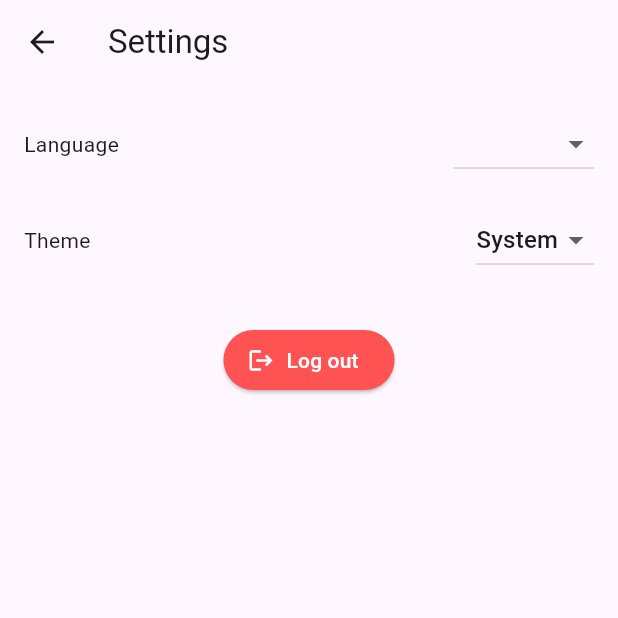
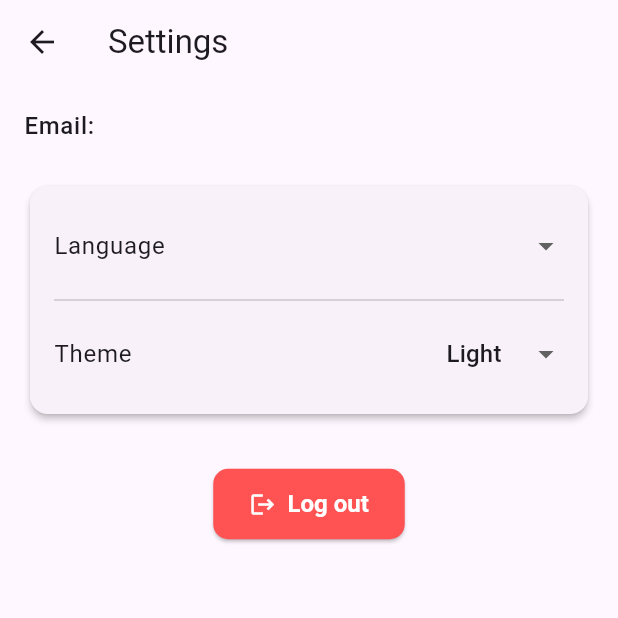
Before and after one commit to Omiromir/Puzzle-2048, a Flutter app: the SettingsPage screen opened by its route, on a phone screen of 412 x 824 dp, the top half of it. Run offline on Flutter 3.47's test engine with Material 3 defaults, Android fonts, the phone set to English and light mode, and no system bars; our stand-ins replace cloud_firestore, firebase_auth, firebase_core, shared_preferences; accounts and stored records are empty; generated files the repository leaves out were written again.

Commit message:
try to add guest mode

```diff
--- a/lib/l10n/app_en.arb
+++ b/lib/l10n/app_en.arb
@@ -14,5 +14,7 @@
   "settings": "Settings",
   "howToPlay": "How to Play",
   "aboutText": "Swipe to move tiles.\nCombine same numbers.\nReach 2048 to win!\nGood luck!",
-  "credits": "Developed by Moiseychenko Nikita and Abishev Beibarys.\nMentor: Abzal Kyzyrkanov"
+  "credits": "Developed by Moiseychenko Nikita and Abishev Beibarys.\nMentor: Abzal Kyzyrkanov",
+  "guestModeMessage": "You are in Guest Mode. Some features are disabled."
+
 }
--- a/lib/l10n/app_kk.arb
+++ b/lib/l10n/app_kk.arb
@@ -16,5 +16,7 @@
   "settings": "Баптаулар",
   "howToPlay": "Қалай ойнау",
   "aboutText": "Плиткаларды жылжыту үшін сырғытыңыз.\nБірдей сандарды біріктіріңіз.\n2048 жетіңіз — жеңіске жетіңіз!\nСәттілік!",
-  "credits": "Жобаны жасағандар: Моисейченко Никита және Абишев Бейбарс.\nЖетекші: Абзал Кызырканов"
+  "credits": "Жобаны жасағандар: Моисейченко Никита және Абишев Бейбарс.\nЖетекші: Абзал Кызырканов",
+  "guestModeMessage": "Сіз қонақ режиміндесіз. Кейбір мүмкіндіктер өшірілген."
+
 }
--- a/lib/l10n/app_ru.arb
+++ b/lib/l10n/app_ru.arb
@@ -15,5 +15,7 @@
   "settings": "Настройки",
   "howToPlay": "Как играть",
   "aboutText": "Проведите, чтобы переместить плитки.\nОбъединяйте одинаковые.\nДостигните 2048, чтобы победить!\nУдачи!",
-  "credits": "Разработали: Моисейченко Никита и Абишев Бейбарс.\nНаставник: Абзал Кызырканов"
+  "credits": "Разработали: Моисейченко Никита и Абишев Бейбарс.\nНаставник: Абзал Кызырканов",
+  "guestModeMessage": "Вы находитесь в гостевом режиме. Некоторые функции отключены."
+
 }
--- a/lib/settings_page.dart
+++ b/lib/settings_page.dart
@@ -2,6 +2,7 @@ import 'package:firebase_auth/firebase_auth.dart';
 import 'package:cloud_firestore/cloud_firestore.dart';
 import 'package:flutter/material.dart';
 import 'package:flutter_gen/gen_l10n/app_localizations.dart';
+import 'package:game_2048/login_page.dart';
 import 'package:shared_preferences/shared_preferences.dart';
 
 class SettingsPage extends StatefulWidget {
@@ -9,6 +10,7 @@ class SettingsPage extends StatefulWidget {
   final void Function(ThemeMode) setThemeMode;
   final ThemeMode currentThemeMode;
   final Locale currentLocale;
+  final String? userEmail;
 
   const SettingsPage({
     super.key,
@@ -16,6 +18,7 @@ class SettingsPage extends StatefulWidget {
     required this.setThemeMode,
     required this.currentThemeMode,
     required this.currentLocale,
+    required this.userEmail,
   });
 
   @override
@@ -31,9 +34,35 @@ class _SettingsPageState extends State<SettingsPage> {
     super.initState();
     _selectedLanguage = widget.currentLocale.languageCode;
     _selectedTheme = widget.currentThemeMode;
+
+    // Load user settings from Firestore
+    _loadUserSettings();
   }
 
-  // Save the language and theme settings to Firestore
+  // Load user settings from Firestore
+  Future<void> _loadUserSettings() async {
+    FirebaseAuth auth = FirebaseAuth.instance;
+    User? user = auth.currentUser;
+
+    if (user != null) {
+      // Fetch settings from Firestore
+      final doc = await FirebaseFirestore.instance.collection('users').doc(user.uid).get();
+      if (doc.exists) {
+        final data = doc.data();
+        if (data != null) {
+          // Apply saved language and theme if available
+          setState(() {
+            _selectedLanguage = data['languageCode'] ?? widget.currentLocale.languageCode;
+            _selectedTheme = data['themeMode'] == 'dark' ? ThemeMode.dark : ThemeMode.light;
+          });
+          widget.setLocale(Locale(_selectedLanguage));  // Update locale
+          widget.setThemeMode(_selectedTheme);  // Update theme
+        }
+      }
+    }
+  }
+
+  // Save the settings to Firestore
   void _saveSettingsToFirestore() async {
     FirebaseAuth auth = FirebaseAuth.instance;
     User? user = auth.currentUser;
@@ -52,8 +81,8 @@ class _SettingsPageState extends State<SettingsPage> {
     setState(() {
       _selectedLanguage = newLang;
     });
-    widget.setLocale(Locale(newLang));
-    _saveSettingsToFirestore(); // Save language setting
+    widget.setLocale(Locale(newLang));  // Update locale
+    _saveSettingsToFirestore();  // Save language setting
   }
 
   // Theme change handler
@@ -62,65 +91,116 @@ class _SettingsPageState extends State<SettingsPage> {
     setState(() {
       _selectedTheme = newTheme;
     });
-    widget.setThemeMode(newTheme);
-    _saveSettingsToFirestore(); // Save theme setting
+    widget.setThemeMode(newTheme);  // Update theme mode
+    _saveSettingsToFirestore();  // Save theme setting
   }
 
   @override
   Widget build(BuildContext context) {
     final t = AppLocalizations.of(context)!;
 
+    bool isGuest = widget.userEmail == null;
+
     return Scaffold(
       appBar: AppBar(title: Text(t.settings)),
-      body: Padding(
+      body: SingleChildScrollView(
         padding: const EdgeInsets.all(16.0),
         child: Column(
+          crossAxisAlignment: CrossAxisAlignment.start,
           children: [
-            // Language Dropdown
-            Row(
-              mainAxisAlignment: MainAxisAlignment.spaceBetween,
+            if (isGuest) ...[
+              // Guest Mode UI
+              Container(
+                padding: const EdgeInsets.all(12),
+                margin: const EdgeInsets.only(bottom: 16),
+                decoration: BoxDecoration(
+                  color: Colors.orange[100],
+                  borderRadius: BorderRadius.circular(8),
+                  border: Border.all(color: Colors.orange),
+                ),
+                child: Row(
                   children: [
-                Text(t.language),
-                DropdownButton<String>(
+                    const Icon(Icons.info_outline, color: Colors.orange),
+                    const SizedBox(width: 8),
+                    Expanded(child: Text(t.guestModeMessage)),
+                  ],
+                ),
+              ),
+              const SizedBox(height: 32),
+              // Login Button for Guests
+              Center(
+                child: ElevatedButton.icon(
+                  onPressed: () async {
+                    // Navigate to LoginPage when the button is pressed
+                    Navigator.push(
+                      context,
+                      MaterialPageRoute(builder: (context) => LoginPage(onSwitchToRegister: () { })),
+                    );
+                  },
+                  icon: const Icon(Icons.login),
+                  label: Text("Login"),
+                  style: ElevatedButton.styleFrom(
+                    backgroundColor: Colors.blueAccent,
+                    foregroundColor: Colors.white,
+                    padding: const EdgeInsets.symmetric(horizontal: 24, vertical: 14),
+                    shape: RoundedRectangleBorder(
+                      borderRadius: BorderRadius.circular(10),
+                    ),
+                    textStyle: const TextStyle(fontSize: 16, fontWeight: FontWeight.w600),
+                  ),
+                ),
+              ),
+            ] else ...[
+              // Logged-in user settings
+              Text("Email: ${widget.userEmail}", style: Theme.of(context).textTheme.bodyLarge?.copyWith(fontWeight: FontWeight.w500)),
+              const SizedBox(height: 24),
+              Card(
+                elevation: 2,
+                shape: RoundedRectangleBorder(borderRadius: BorderRadius.circular(12)),
+                child: Padding(
+                  padding: const EdgeInsets.symmetric(horizontal: 16, vertical: 12),
+                  child: Column(
+                    children: [
+                      ListTile(
+                        contentPadding: EdgeInsets.zero,
+                        title: Text(t.language),
+                        trailing: DropdownButton<String>(
                           value: _selectedLanguage,
                           onChanged: _onLanguageChanged,
+                          underline: const SizedBox(),
                           items: const [
                             DropdownMenuItem(value: 'en', child: Text('English')),
                             DropdownMenuItem(value: 'ru', child: Text('Русский')),
                             DropdownMenuItem(value: 'kk', child: Text('Қазақша')),
                           ],
                         ),
-              ],
                       ),
-            const SizedBox(height: 16),
-
-            // Theme Dropdown
-            Row(
-              mainAxisAlignment: MainAxisAlignment.spaceBetween,
-              children: [
-                Text(t.theme),
-                DropdownButton<ThemeMode>(
+                      const Divider(),
+                      ListTile(
+                        contentPadding: EdgeInsets.zero,
+                        title: Text(t.theme),
+                        trailing: DropdownButton<ThemeMode>(
                           value: _selectedTheme,
                           onChanged: _onThemeChanged,
+                          underline: const SizedBox(),
                           items: const [
                             DropdownMenuItem(value: ThemeMode.system, child: Text('System')),
                             DropdownMenuItem(value: ThemeMode.light, child: Text('Light')),
                             DropdownMenuItem(value: ThemeMode.dark, child: Text('Dark')),
                           ],
                         ),
+                      ),
                     ],
                   ),
-
+                ),
+              ),
               const SizedBox(height: 32),
-
-            // Logout Button
-            ElevatedButton.icon(
+              // Logout button
+              Center(
+                child: ElevatedButton.icon(
                   onPressed: () async {
-                // Clear SharedPreferences on logout
                     SharedPreferences prefs = await SharedPreferences.getInstance();
-                prefs.clear();
-
-                // Log out from Firebase
+                    await prefs.clear();
                     await FirebaseAuth.instance.signOut();
                   },
                   icon: const Icon(Icons.logout),
@@ -128,8 +208,15 @@ class _SettingsPageState extends State<SettingsPage> {
                   style: ElevatedButton.styleFrom(
                     backgroundColor: Colors.redAccent,
                     foregroundColor: Colors.white,
+                    padding: const EdgeInsets.symmetric(horizontal: 24, vertical: 14),
+                    shape: RoundedRectangleBorder(
+                      borderRadius: BorderRadius.circular(10),
+                    ),
+                    textStyle: const TextStyle(fontSize: 16, fontWeight: FontWeight.w600),
                   ),
                 ),
+              ),
+            ],
           ],
         ),
       ),
```
Also changed, not shown: lib/login_page.dart (+29 -1 lines), lib/main.dart (+11 -8 lines). Lines whose indentation alone changed are shown as unchanged.
